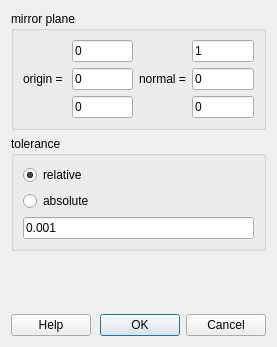
This is src/libengrid/guimirrormesh.ui in enGits/engrid as Qt 5 draws it before an edit. The edited form follows.
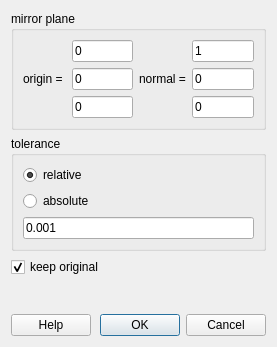
This is the edited form. Icons and pictures are not drawn.

Commit message: possibility to mirror only (no copy)

What changed in the file:
```diff
--- a/src/libengrid/guimirrormesh.ui
+++ b/src/libengrid/guimirrormesh.ui
@@ -123,6 +123,16 @@
      </layout>
     </widget>
    </item>
+   <item>
+    <widget class="QCheckBox" name="checkBoxKeepOriginal">
+     <property name="text">
+      <string>keep original</string>
+     </property>
+     <property name="checked">
+      <bool>true</bool>
+     </property>
+    </widget>
+   </item>
    <item>
     <spacer name="verticalSpacer">
      <property name="orientation">
```
Left out of the diff: 6 changed lines with no effect on the pictures. The commit also changes 1 other file.
